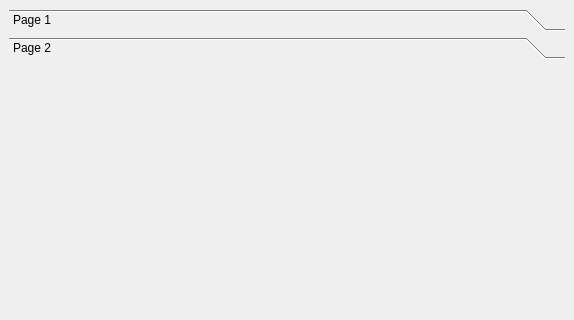
Before: the Qt Designer form startup/temp/untitled.ui in subing85/package, drawn with Qt 5; both pictures show x 0 to 574 and y 0 to 320 of the 574 by 570 pixel window.
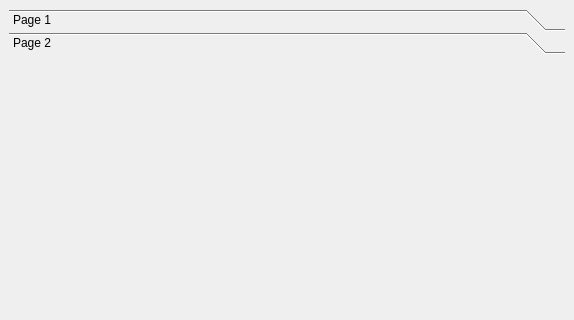
After: the same form once the commit is applied. The open tabs and pages were chosen to show the change.

What changed in the file:
```diff
--- a/startup/temp/untitled.ui
+++ b/startup/temp/untitled.ui
@@ -20,6 +20,9 @@
       <property name="currentIndex">
        <number>0</number>
       </property>
+      <property name="tabSpacing">
+       <number>1</number>
+      </property>
       <widget class="QWidget" name="page">
        <property name="geometry">
         <rect>
@@ -234,8 +237,8 @@
         <rect>
          <x>0</x>
          <y>0</y>
-         <width>98</width>
-         <height>28</height>
+         <width>556</width>
+         <height>508</height>
         </rect>
        </property>
        <attribute name="label">
```
